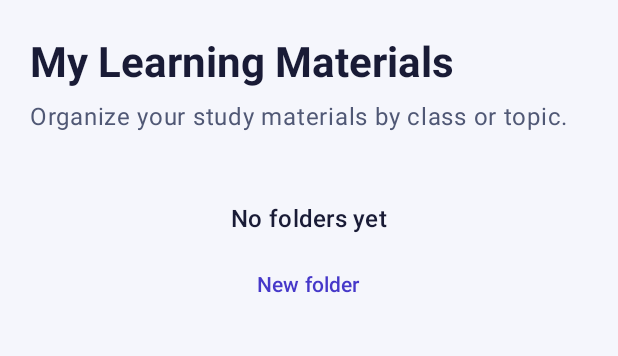
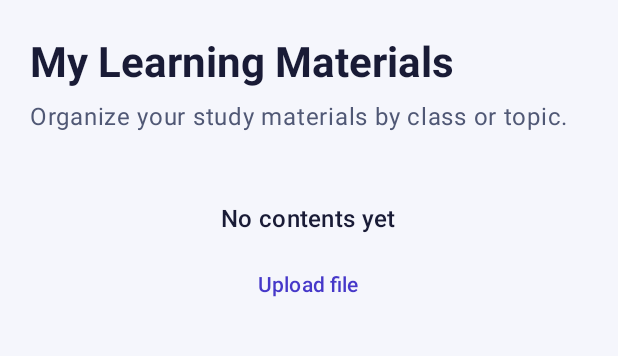
Before and after one commit to herrmh23/StudyGuide, an Android app built with Jetpack Compose: the screen it shows after launch (MainActivity), on a phone screen of 412 x 824 dp, the part 96-452 px from its top. Run offline under Robolectric (Android 15) with nearby library versions, the phone set to English and light mode, and no system bars.

Commit message:
Slight changes to string values

```diff
--- a/app/src/main/java/com/example/studyguide/MainActivity.kt
+++ b/app/src/main/java/com/example/studyguide/MainActivity.kt
@@ -193,7 +193,7 @@ fun HomeScreen() {
                                 style = MaterialTheme.typography.titleMedium
                             )
                             TextButton(onClick = openCreateDialog) {
-                                Text(stringResource(R.string.new_folder))
+                                Text(stringResource(R.string.upload_file))
                             }
                         }
                     }
--- a/app/src/main/res/values/strings.xml
+++ b/app/src/main/res/values/strings.xml
@@ -4,8 +4,9 @@
     <string name="learning_materials">My Learning Materials</string>
     <string name="library_description">Organize your study materials by class or topic.</string>
     <string name="back_to_parent">Back to parent folder</string>
-    <string name="empty_folders">No folders yet</string>
+    <string name="empty_folders">No contents yet</string>
     <string name="new_folder">New folder</string>
+    <string name="upload_file">Upload file</string>
     <string name="folder_name">Folder name</string>
     <string name="create_folder">Create</string>
     <string name="cancel">Cancel</string>
```
